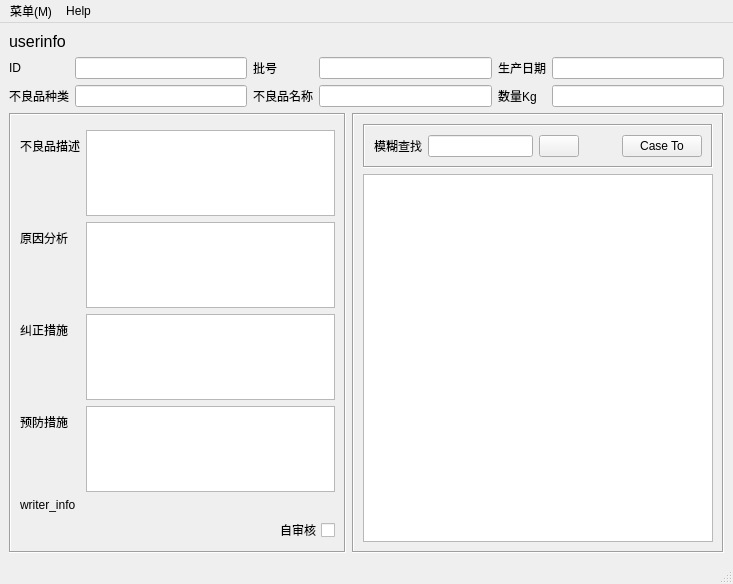
Before: the Qt Designer form mainwindow.ui in xeeboy/PartsReview, drawn with Qt 5.
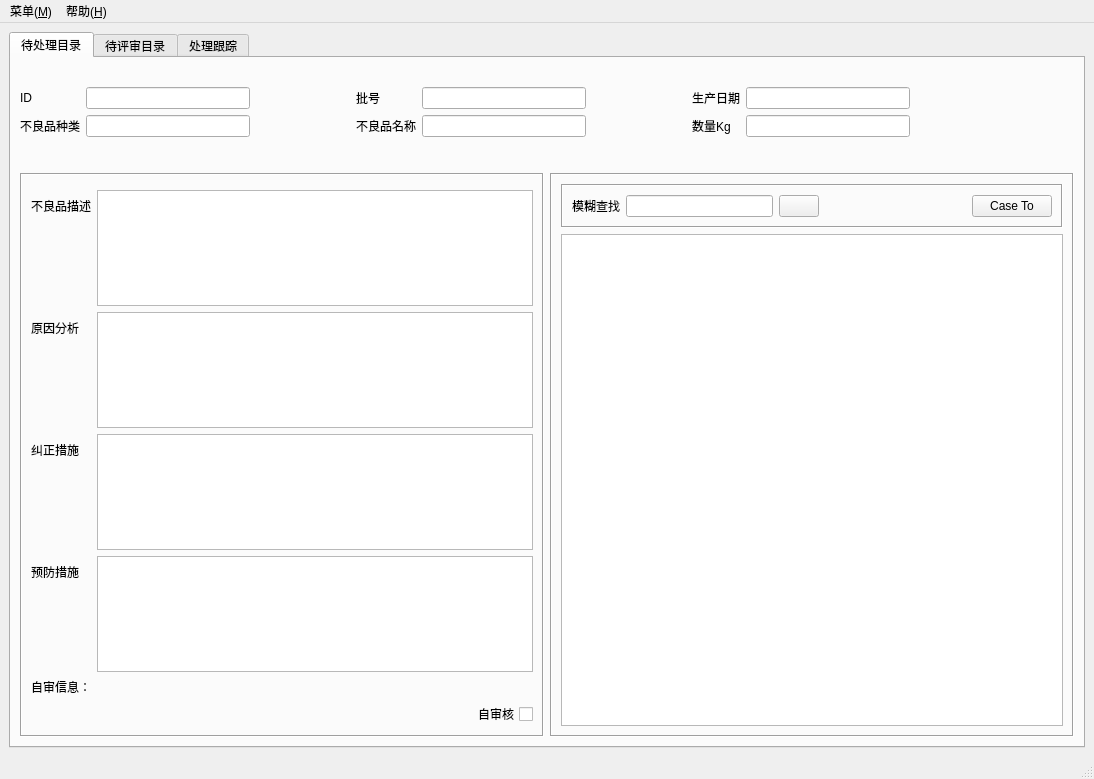
After: the same form once the commit is applied. The open tabs and pages were chosen to show the change. Icons and pictures are not drawn.

What changed in the file:
```diff
--- a/mainwindow.ui
+++ b/mainwindow.ui
@@ -2,51 +2,76 @@
 <ui version="4.0">
  <class>MainWindow</class>
  <widget class="QMainWindow" name="MainWindow">
+  <property name="windowModality">
+   <enum>Qt::WindowModal</enum>
+  </property>
   <property name="geometry">
    <rect>
     <x>0</x>
     <y>0</y>
-    <width>733</width>
-    <height>584</height>
+    <width>1094</width>
+    <height>779</height>
    </rect>
   </property>
   <property name="windowTitle">
-   <string>MainWindow</string>
+   <string>不合格品评审系统</string>
+  </property>
+  <property name="windowIcon">
+   <iconset>
+    <normaloff>icons/parameterreview_32px_26157_easyicon.net.ico</normaloff>icons/parameterreview_32px_26157_easyicon.net.ico</iconset>
+  </property>
+  <property name="toolButtonStyle">
+   <enum>Qt::ToolButtonIconOnly</enum>
   </property>
   <widget class="QWidget" name="centralwidget">
    <layout class="QVBoxLayout" name="verticalLayout_2">
     <item>
-     <widget class="QLabel" name="label_18">
-      <property name="font">
-       <font>
-        <pointsize>12</pointsize>
-       </font>
+     <widget class="QTabWidget" name="tabWidget">
+      <property name="currentIndex">
+       <number>1</number>
       </property>
-      <property name="text">
-       <string>userinfo</string>
+      <property name="iconSize">
+       <size>
+        <width>20</width>
+        <height>20</height>
+       </size>
       </property>
-     </widget>
+      <widget class="QWidget" name="tab_ongoing">
+       <attribute name="icon">
+        <iconset>
+         <normaloff>icons/dir.png</normaloff>icons/dir.png</iconset>
+       </attribute>
+       <attribute name="title">
+        <string>待处理目录</string>
+       </attribute>
+       <layout class="QVBoxLayout" name="verticalLayout_6">
+        <item>
+         <spacer name="verticalSpacer_2">
+          <property name="orientation">
+           <enum>Qt::Vertical</enum>
+          </property>
+          <property name="sizeType">
+           <enum>QSizePolicy::Fixed</enum>
+          </property>
+          <property name="sizeHint" stdset="0">
+           <size>
+            <width>20</width>
+            <height>20</height>
+           </size>
+          </property>
+         </spacer>
     </item>
     <item>
      <layout class="QVBoxLayout" name="verticalLayout">
       <item>
        <layout class="QGridLayout" name="gridLayout">
-        <item row="0" column="2">
-         <widget class="QLineEdit" name="ID"/>
-        </item>
-        <item row="0" column="4">
-         <widget class="QLineEdit" name="batch"/>
-        </item>
-        <item row="0" column="3">
-         <widget class="QLabel" name="label_2">
+            <item row="1" column="7">
+             <widget class="QLabel" name="label_11">
           <property name="text">
-           <string>批号</string>
+               <string>数量Kg</string>
           </property>
          </widget>
         </item>
-        <item row="1" column="2">
-         <widget class="QLineEdit" name="unpasstype"/>
-        </item>
         <item row="0" column="1">
          <widget class="QLabel" name="label">
           <property name="text">
@@ -54,33 +79,33 @@
           </property>
          </widget>
         </item>
-        <item row="0" column="5">
-         <widget class="QLabel" name="label_3">
-          <property name="text">
-           <string>生产日期</string>
-          </property>
-         </widget>
-        </item>
-        <item row="1" column="3">
-         <widget class="QLabel" name="label_5">
-          <property name="text">
-           <string>不良品名称</string>
-          </property>
-         </widget>
-        </item>
-        <item row="1" column="4">
-         <widget class="QLineEdit" name="unpassname"/>
-        </item>
         <item row="0" column="6">
-         <widget class="QLineEdit" name="prodate"/>
-        </item>
-        <item row="1" column="6">
-         <widget class="QLineEdit" name="unpassqty"/>
+             <spacer name="horizontalSpacer_3">
+              <property name="orientation">
+               <enum>Qt::Horizontal</enum>
+              </property>
+              <property name="sizeType">
+               <enum>QSizePolicy::Fixed</enum>
+              </property>
+              <property name="sizeHint" stdset="0">
+               <size>
+                <width>100</width>
+                <height>20</height>
+               </size>
+              </property>
+             </spacer>
         </item>
         <item row="1" column="5">
-         <widget class="QLabel" name="label_11">
-          <property name="text">
-           <string>数量Kg</string>
+             <widget class="QLineEdit" name="unpassname">
+              <property name="readOnly">
+               <bool>true</bool>
+              </property>
+             </widget>
+            </item>
+            <item row="0" column="5">
+             <widget class="QLineEdit" name="batch">
+              <property name="readOnly">
+               <bool>true</bool>
           </property>
          </widget>
         </item>
@@ -91,10 +116,104 @@
           </property>
          </widget>
         </item>
+            <item row="0" column="3">
+             <spacer name="horizontalSpacer_2">
+              <property name="orientation">
+               <enum>Qt::Horizontal</enum>
+              </property>
+              <property name="sizeType">
+               <enum>QSizePolicy::Fixed</enum>
+              </property>
+              <property name="sizeHint" stdset="0">
+               <size>
+                <width>100</width>
+                <height>20</height>
+               </size>
+              </property>
+             </spacer>
+            </item>
+            <item row="0" column="9">
+             <widget class="QLineEdit" name="prodate">
+              <property name="readOnly">
+               <bool>true</bool>
+              </property>
+             </widget>
+            </item>
+            <item row="0" column="4">
+             <widget class="QLabel" name="label_2">
+              <property name="text">
+               <string>批号</string>
+              </property>
+             </widget>
+            </item>
+            <item row="1" column="2">
+             <widget class="QLineEdit" name="unpasstype">
+              <property name="readOnly">
+               <bool>true</bool>
+              </property>
+             </widget>
+            </item>
+            <item row="0" column="7">
+             <widget class="QLabel" name="label_3">
+              <property name="text">
+               <string>生产日期</string>
+              </property>
+             </widget>
+            </item>
+            <item row="1" column="4">
+             <widget class="QLabel" name="label_5">
+              <property name="text">
+               <string>不良品名称</string>
+              </property>
+             </widget>
+            </item>
+            <item row="1" column="9">
+             <widget class="QLineEdit" name="unpassqty">
+              <property name="readOnly">
+               <bool>true</bool>
+              </property>
+             </widget>
+            </item>
+            <item row="0" column="2">
+             <widget class="QLineEdit" name="ID">
+              <property name="readOnly">
+               <bool>true</bool>
+              </property>
+             </widget>
+            </item>
+            <item row="0" column="10">
+             <spacer name="horizontalSpacer_4">
+              <property name="orientation">
+               <enum>Qt::Horizontal</enum>
+              </property>
+              <property name="sizeHint" stdset="0">
+               <size>
+                <width>40</width>
+                <height>20</height>
+               </size>
+              </property>
+             </spacer>
+            </item>
        </layout>
       </item>
      </layout>
     </item>
+        <item>
+         <spacer name="verticalSpacer">
+          <property name="orientation">
+           <enum>Qt::Vertical</enum>
+          </property>
+          <property name="sizeType">
+           <enum>QSizePolicy::Fixed</enum>
+          </property>
+          <property name="sizeHint" stdset="0">
+           <size>
+            <width>20</width>
+            <height>30</height>
+           </size>
+          </property>
+         </spacer>
+        </item>
     <item>
      <layout class="QHBoxLayout" name="horizontalLayout">
       <item>
@@ -159,12 +278,16 @@
             </widget>
            </item>
            <item row="2" column="1">
-            <widget class="QTextEdit" name="describe"/>
+                <widget class="QTextEdit" name="describe">
+                 <property name="readOnly">
+                  <bool>true</bool>
+                 </property>
+                </widget>
            </item>
            <item row="6" column="0" colspan="2">
             <widget class="QLabel" name="lbl_writerinfo">
              <property name="text">
-              <string>writer_info</string>
+                  <string>自审信息：</string>
              </property>
             </widget>
            </item>
@@ -248,26 +371,49 @@
     </item>
    </layout>
   </widget>
+      <widget class="QWidget" name="tab_onpreving">
+       <attribute name="icon">
+        <iconset>
+         <normaloff>icons/find.png</normaloff>icons/find.png</iconset>
+       </attribute>
+       <attribute name="title">
+        <string>待评审目录</string>
+       </attribute>
+      </widget>
+      <widget class="QWidget" name="tab_following">
+       <attribute name="icon">
+        <iconset>
+         <normaloff>icons/gps_navigation_position_positioning_tracking_32px_1225459_easyicon.net.ico</normaloff>icons/gps_navigation_position_positioning_tracking_32px_1225459_easyicon.net.ico</iconset>
+       </attribute>
+       <attribute name="title">
+        <string>处理跟踪</string>
+       </attribute>
+      </widget>
+     </widget>
+    </item>
+   </layout>
+  </widget>
   <widget class="QMenuBar" name="menubar">
    <property name="geometry">
     <rect>
      <x>0</x>
      <y>0</y>
-     <width>733</width>
+     <width>1094</width>
      <height>23</height>
     </rect>
    </property>
    <widget class="QMenu" name="menu">
     <property name="title">
-     <string>菜单(M)</string>
+     <string>菜单(&amp;M)</string>
     </property>
     <addaction name="act_changepwd"/>
     <addaction name="act_chguser"/>
+    <addaction name="separator"/>
     <addaction name="action_quit"/>
    </widget>
    <widget class="QMenu" name="menuHelp">
     <property name="title">
-     <string>Help</string>
+     <string>帮助(&amp;H)</string>
     </property>
     <addaction name="action_about"/>
    </widget>
```
Left out of the diff: 37 changed lines with no effect on the pictures. Lines whose indentation alone changed are shown as unchanged.
